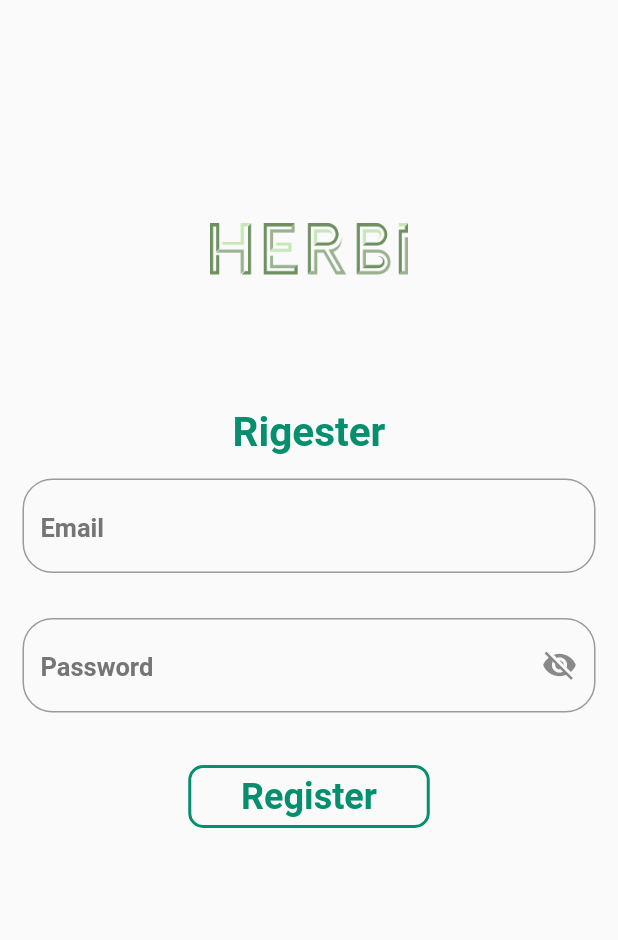
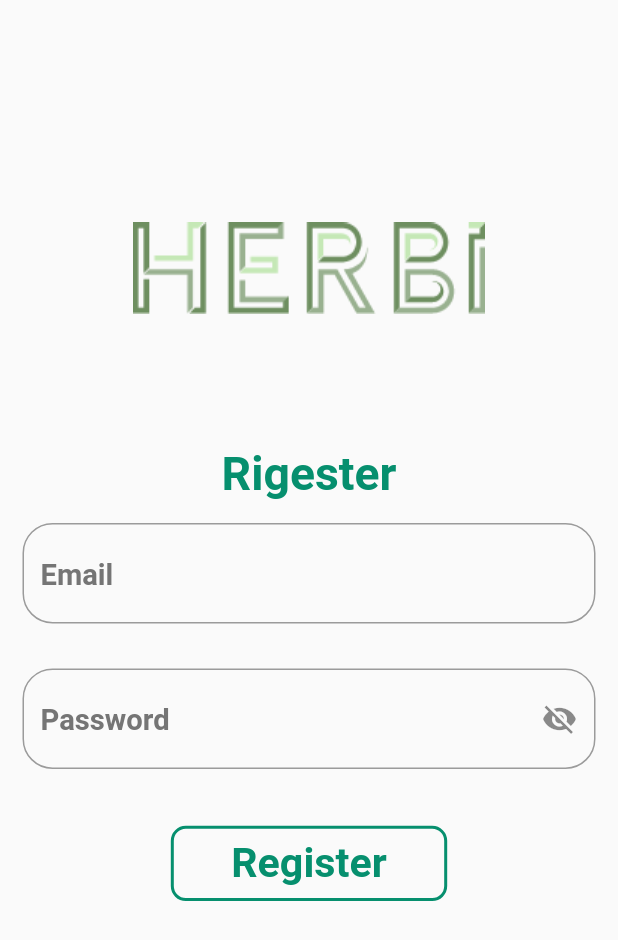
Before and after one commit to rubafikri/gsg_project2, a Flutter app: the screen it shows after launch, after a tap on "Do not Have an account! Register NOW", on a phone screen of 412 x 824 dp. Shown: the top 940 px of the screen. Run offline on Flutter 3.47's test engine with Material 2 defaults, Android fonts, the phone set to English and light mode, and no system bars; our stand-ins replace cool_alert, flutter_screenutil, hexcolor, shared_preferences, sqflite, string_validator; accounts and stored records are empty.

Commit message:
first commit

```diff
--- a/lib/main.dart
+++ b/lib/main.dart
@@ -9,7 +9,7 @@ import 'package:flutter_gsg_project2/screens/register/registerScreen.dart';
 import 'package:flutter_gsg_project2/screens/splash/splachScreen.dart';
 import 'package:flutter_gsg_project2/screens/viewFav/viewFavScreen.dart';
 import 'package:flutter_gsg_project2/screens/viewHerb/viewHerb.dart';
-
+import 'package:flutter_screenutil/flutter_screenutil.dart';
 import 'helpers/databaseHelper.dart';
 import 'models/herb.dart';
 
@@ -23,7 +23,21 @@ void main() async {
 class MyApp extends StatelessWidget {
   @override
   Widget build(BuildContext context) {
-    return MaterialApp(
+    return ScreenUtilInit(
+      designSize: Size(360, 690),
+      builder: () => MaterialApp(
+        debugShowCheckedModeBanner: false,
+        theme: ThemeData(
+          primarySwatch: Colors.blue,
+          textTheme: TextTheme(button: TextStyle(fontSize: 45.sp)),
+        ),
+        builder: (context, widget) {
+          return MediaQuery(
+            //Setting font does not change with system font size
+            data: MediaQuery.of(context).copyWith(textScaleFactor: 1.0),
+            child: widget,
+          );
+        },
         home: SplashScreen(),
         routes: {
           'home': (context) => Home(),
@@ -35,6 +49,7 @@ class MyApp extends StatelessWidget {
           'viewFav': (context) => ViewFav(),
           'viewHerb': (context) => HerbView(Herb())
         },
+      ),
     );
   }
 }
--- a/lib/screens/login/loginScreen.dart
+++ b/lib/screens/login/loginScreen.dart
@@ -6,6 +6,7 @@ import 'package:flutter_gsg_project2/screens/Home/homeScreen.dart';
 import 'package:flutter_gsg_project2/screens/register/registerScreen.dart';
 import 'package:hexcolor/hexcolor.dart';
 import 'package:string_validator/string_validator.dart';
+import 'package:flutter_screenutil/flutter_screenutil.dart';
 
 class Login extends StatefulWidget {
   @override
@@ -29,8 +30,8 @@ class _LoginState extends State<Login> {
             padding: EdgeInsets.only(top: 40),
             child: Center(
               child: Container(
-                width: 132,
-                height: 132,
+                width: 132.w,
+                height: 132.h,
                 decoration: BoxDecoration(shape: BoxShape.circle),
                 child: Image(image: AssetImage('assets/images/logo.png')),
               ),
@@ -42,7 +43,7 @@ class _LoginState extends State<Login> {
               'Login',
               textAlign: TextAlign.center,
               style: TextStyle(
-                  fontSize: 27,
+                  fontSize: 27.sp,
                   color: HexColor('#068F6E'),
                   fontWeight: FontWeight.bold),
             ),
@@ -53,13 +54,13 @@ class _LoginState extends State<Login> {
               keyboardType: TextInputType.emailAddress,
               textAlign: TextAlign.left,
               style: TextStyle(
-                  fontSize: 20,
+                  fontSize: 20.sp,
                   color: Colors.black,
                   fontWeight: FontWeight.normal),
               controller: emailcontroller,
               decoration: InputDecoration(
                 hintStyle: TextStyle(
-                    fontSize: 17,
+                    fontSize: 17.sp,
                     color: Colors.grey[600],
                     fontWeight: FontWeight.bold),
                 border:
@@ -74,7 +75,7 @@ class _LoginState extends State<Login> {
               obscureText: visiblbool,
               textAlign: TextAlign.left,
               style: TextStyle(
-                  fontSize: 20,
+                  fontSize: 20.sp,
                   color: Colors.black,
                   fontWeight: FontWeight.normal),
               controller: passwordcontroller,
@@ -89,7 +90,7 @@ class _LoginState extends State<Login> {
                       });
                     }),
                 hintStyle: TextStyle(
-                    fontSize: 17,
+                    fontSize: 17.sp,
                     color: Colors.grey[600],
                     fontWeight: FontWeight.bold),
                 hintText: 'Password',
@@ -97,18 +98,6 @@ class _LoginState extends State<Login> {
                     OutlineInputBorder(borderRadius: BorderRadius.circular(20)),
               ),
             ),
-          ),
-          Container(
-            alignment: Alignment.bottomRight,
-            margin: EdgeInsets.only(right: 10),
-            child: TextButton(
-                onPressed: () async {},
-                child: Text(
-                  'Forget Password',
-                  style: TextStyle(
-                    color: HexColor('#068F6E'),
-                  ),
-                )),
           ),
           Padding(
             padding: EdgeInsets.only(top: 20, bottom: 30),
@@ -144,18 +133,11 @@ class _LoginState extends State<Login> {
                     SpHelper.spHelper.setIsLogged();
 
                     Navigator.of(context).pushReplacementNamed('home');
-                    {
-                      CoolAlert.show(
-                        context: context,
-                        type: CoolAlertType.error,
-                        text: 'You Have to verfied',
-                      );
-                    }
                   }
                 },
                 child: Container(
-                  width: 161,
-                  height: 42,
+                  width: 161.w,
+                  height: 42.h,
                   decoration: BoxDecoration(
                       border: Border.all(color: HexColor('#068F6E'), width: 2),
                       borderRadius: BorderRadius.circular(10)),
@@ -163,7 +145,7 @@ class _LoginState extends State<Login> {
                     child: Text(
                       'Login',
                       style: TextStyle(
-                          fontSize: 24,
+                          fontSize: 24.sp,
                           fontWeight: FontWeight.bold,
                           color: HexColor('#068F6E')),
                     ),
@@ -179,6 +161,7 @@ class _LoginState extends State<Login> {
               child: Text(
                 'Do not Have an account! Register NOW',
                 style: TextStyle(
+                  fontSize: 15.sp,
                   color: HexColor('#068F6E'),
                 ),
               )),
--- a/lib/screens/register/registerScreen.dart
+++ b/lib/screens/register/registerScreen.dart
@@ -4,6 +4,7 @@ import 'package:flutter_gsg_project2/helpers/shardrdHelper.dart';
 import 'package:flutter_gsg_project2/screens/Home/homeScreen.dart';
 import 'package:hexcolor/hexcolor.dart';
 import 'package:string_validator/string_validator.dart';
+import 'package:flutter_screenutil/flutter_screenutil.dart';
 
 class SignUp extends StatefulWidget {
   @override
@@ -27,8 +28,8 @@ class _SignUpState extends State<SignUp> {
             padding: EdgeInsets.only(top: 40),
             child: Center(
               child: Container(
-                width: 132,
-                height: 132,
+                width: 132.sw,
+                height: 132.h,
                 decoration: BoxDecoration(shape: BoxShape.circle),
                 child: Image(image: AssetImage('assets/images/logo.png')),
               ),
@@ -40,7 +41,7 @@ class _SignUpState extends State<SignUp> {
               'Rigester',
               textAlign: TextAlign.center,
               style: TextStyle(
-                  fontSize: 27,
+                  fontSize: 27.sp,
                   color: HexColor('#068F6E'),
                   fontWeight: FontWeight.bold),
             ),
@@ -51,13 +52,13 @@ class _SignUpState extends State<SignUp> {
               keyboardType: TextInputType.emailAddress,
               textAlign: TextAlign.left,
               style: TextStyle(
-                  fontSize: 20,
+                  fontSize: 20.sp,
                   color: Colors.black,
                   fontWeight: FontWeight.normal),
               controller: emailcontroller,
               decoration: InputDecoration(
                 hintStyle: TextStyle(
-                    fontSize: 17,
+                    fontSize: 17.sp,
                     color: Colors.grey[600],
                     fontWeight: FontWeight.bold),
                 border:
@@ -72,7 +73,7 @@ class _SignUpState extends State<SignUp> {
               obscureText: visiblbool,
               textAlign: TextAlign.left,
               style: TextStyle(
-                  fontSize: 20,
+                  fontSize: 20.sp,
                   color: Colors.black,
                   fontWeight: FontWeight.normal),
               controller: passwordcontroller,
@@ -87,7 +88,7 @@ class _SignUpState extends State<SignUp> {
                       });
                     }),
                 hintStyle: TextStyle(
-                    fontSize: 17,
+                    fontSize: 17.sp,
                     color: Colors.grey[600],
                     fontWeight: FontWeight.bold),
                 hintText: 'Password',
@@ -97,7 +98,7 @@ class _SignUpState extends State<SignUp> {
             ),
           ),
           Padding(
-            padding: EdgeInsets.only(top: 20),
+            padding: EdgeInsets.only(top: 20.w),
             child: Center(
               child: InkWell(
                 onTap: () {
@@ -133,8 +134,8 @@ class _SignUpState extends State<SignUp> {
                   }
                 },
                 child: Container(
-                  width: 161,
-                  height: 42,
+                  width: 161.w,
+                  height: 42.h,
                   decoration: BoxDecoration(
                       border: Border.all(color: HexColor('#068F6E'), width: 2),
                       borderRadius: BorderRadius.circular(10)),
@@ -142,7 +143,7 @@ class _SignUpState extends State<SignUp> {
                     child: Text(
                       'Register',
                       style: TextStyle(
-                          fontSize: 24,
+                          fontSize: 24.sp,
                           fontWeight: FontWeight.bold,
                           color: HexColor('#068F6E')),
                     ),
--- a/lib/screens/splash/splachScreen.dart
+++ b/lib/screens/splash/splachScreen.dart
@@ -2,6 +2,7 @@ import 'package:flutter/material.dart';
 import 'package:flutter_gsg_project2/helpers/shardrdHelper.dart';
 
 import 'package:hexcolor/hexcolor.dart';
+import 'package:flutter_screenutil/flutter_screenutil.dart';
 
 class SplashScreen extends StatelessWidget {
   @override
@@ -15,10 +16,10 @@ class SplashScreen extends StatelessWidget {
     });
     return Scaffold(
       body: Padding(
-        padding: EdgeInsets.only(top: 20),
+        padding: EdgeInsets.only(top: 20.w),
         child: Center(
           child: Container(
-              width: 1000,
+              width: 1000.sw,
               decoration: BoxDecoration(
                   image: DecorationImage(
                       image: AssetImage('assets/images/photo.png'),
@@ -33,7 +34,7 @@ class SplashScreen extends StatelessWidget {
                         'welcome to',
                         style: TextStyle(
                           color: HexColor('#6E8F60'),
-                          fontSize: 20,
+                          fontSize: 20.sp,
                         ),
                       ),
                     ),
@@ -44,7 +45,7 @@ class SplashScreen extends StatelessWidget {
                         'THE HUB FOR ALL YOUR SPICES',
                         style: TextStyle(
                           color: HexColor('#6E8F60'),
-                          fontSize: 15,
+                          fontSize: 15.sp,
                         ),
                       ),
                     ),
--- a/lib/widgets/favourite.dart
+++ b/lib/widgets/favourite.dart
@@ -1,6 +1,7 @@
 import 'package:flutter/material.dart';
 import 'package:flutter_gsg_project2/models/herb.dart';
 import 'package:flutter_gsg_project2/screens/favHerbView/favHerbViewScreen.dart';
+import 'package:flutter_screenutil/flutter_screenutil.dart';
 
 import 'package:hexcolor/hexcolor.dart';
 
@@ -20,7 +21,7 @@ class Favourite extends StatelessWidget {
             ListTile(
               title: ListTile(
                 title: Container(
-                    padding: EdgeInsets.only(bottom: 10, top: 10),
+                    padding: EdgeInsets.only(bottom: 10.w, top: 10.w),
                     alignment: Alignment.center,
                     child: Text(herb.name)),
                 subtitle: Container(
@@ -46,7 +47,7 @@ class Favourite extends StatelessWidget {
                       },
                       child: Text(
                         'view',
-                        style: TextStyle(color: Colors.white),
+                        style: TextStyle(color: Colors.white, fontSize: 20.sp),
                       )),
                 ],
               ),
--- a/pubspec.yaml
+++ b/pubspec.yaml
@@ -30,6 +30,7 @@ dependencies:
   uuid: ^3.0.4
   path_provider:
   sqflite:
+  flutter_screenutil:
 
   # The following adds the Cupertino Icons font to your application.
   # Use with the CupertinoIcons class for iOS style icons.
```
Also changed, not shown: lib/helpers/databaseHelper.dart (+4 -16 lines), lib/models/dummyData.dart (added, +66 -0 lines), lib/screens/Home/homeScreen.dart (+11 -2 lines), lib/screens/addHerb/addHerbScreen.dart (+7 -3 lines), lib/screens/editHerb/editHerb.dart (+10 -7 lines), lib/screens/favHerbView/favHerbViewScreen.dart (+16 -16 lines), lib/screens/viewHerb/viewHerb.dart (+20 -27 lines), lib/widgets/textformfield.dart (+4 -3 lines), pubspec.lock. Lines whose indentation alone changed are shown as unchanged.
